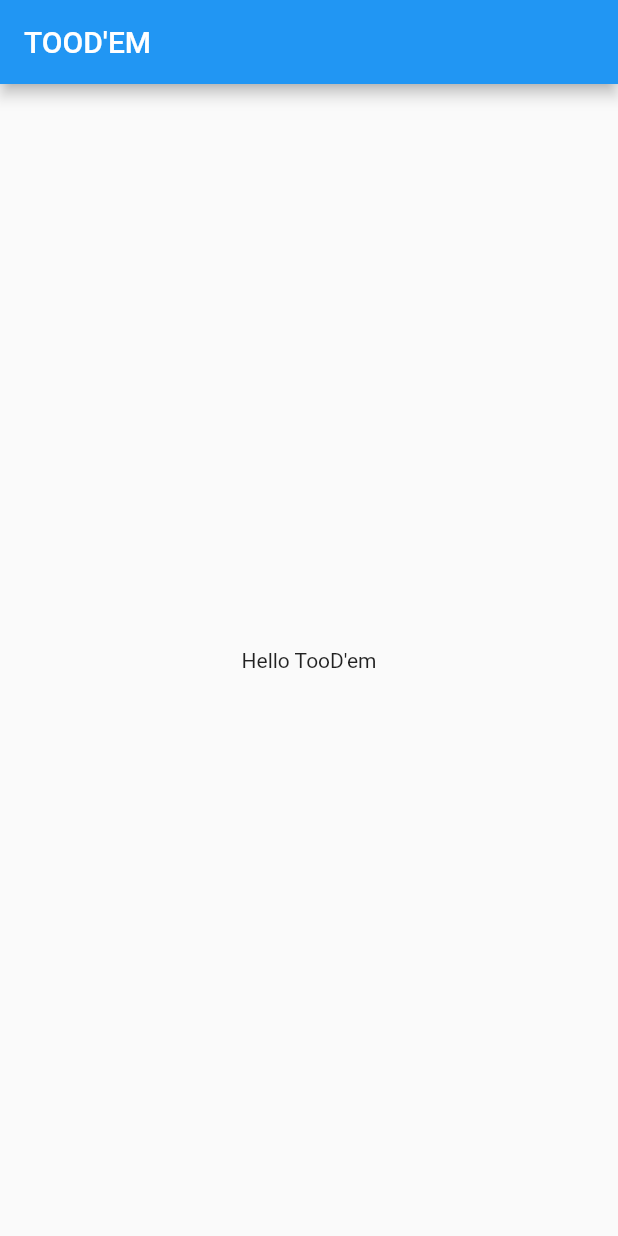
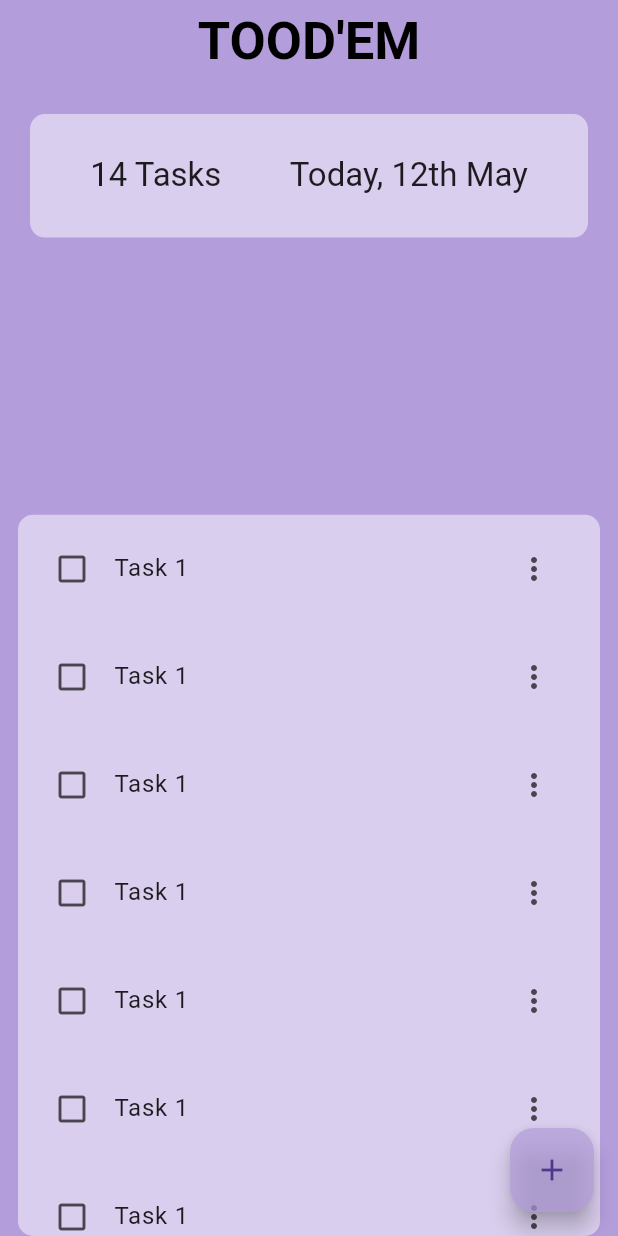
Before and after one commit to yamisagi/tood_em, a Flutter app: the screen it shows after launch, on a phone screen of 412 x 824 dp. Run offline on Flutter 3.47's test engine with Material 2 defaults, Android fonts, the phone set to English and light mode, and no system bars.

Commit message:
implement: ui

```diff
--- /dev/null
+++ b/lib/constant/const.dart
@@ -0,0 +1,3 @@
+class Constant{
+  static const appBarText = 'TOOD\'EM';
+}
--- /dev/null
+++ b/lib/constant/product_colors.dart
@@ -0,0 +1,5 @@
+import 'package:flutter/material.dart';
+
+class ProductColors {
+  static final Color primaryColor = Colors.deepPurple.shade200;
+}
--- a/lib/main.dart
+++ b/lib/main.dart
@@ -1,22 +1,19 @@
 import 'package:flutter/material.dart';
+import 'package:tood_em/pages/home_page.dart';
+import 'package:tood_em/theme/theme.dart';
 
-void main() => runApp(const HomePage());
+void main() => runApp(const MainApp());
 
-class HomePage extends StatelessWidget {
-  const HomePage({super.key});
+class MainApp extends StatelessWidget {
+  const MainApp({super.key});
 
   @override
   Widget build(BuildContext context) {
     return MaterialApp(
-      title: 'Material App',
-      home: Scaffold(
-        appBar: AppBar(
-          title: const Text('TOOD\'EM'),
-        ),
-        body: const Center(
-          child: Text('Hello TooD\'em'),
-        ),
-      ),
+      debugShowCheckedModeBanner: false,
+      theme: ProductTheme.lightTheme,
+      title: 'TOOD\'EM',
+      home: const HomePage(),
     );
   }
 }
--- /dev/null
+++ b/lib/pages/home_page.dart
@@ -0,0 +1,54 @@
+import 'package:flutter/material.dart';
+import 'package:tood_em/constant/const.dart';
+import 'package:tood_em/constant/product_colors.dart';
+import 'package:tood_em/util/bottom_sheet.dart';
+import 'package:tood_em/util/remain_task.dart';
+
+import '../util/task_list.dart';
+
+class HomePage extends StatefulWidget {
+  const HomePage({super.key});
+
+  @override
+  State<HomePage> createState() => _HomePageState();
+}
+
+class _HomePageState extends State<HomePage> {
+  @override
+  Widget build(BuildContext context) {
+    return Scaffold(
+      floatingActionButton: FloatingActionButton(
+        enableFeedback: false,
+        backgroundColor: ProductColors.primaryColor.withOpacity(0.7),
+        onPressed: () {
+          showModalBottomSheet(
+              context: context,
+              isScrollControlled: true,
+              builder: (context) => SingleChildScrollView(
+                      child: Container(
+                    padding: EdgeInsets.only(
+                        bottom: MediaQuery.of(context).viewInsets.bottom),
+                    child: const DialogWidget(),
+                  )));
+        },
+        child: const Icon(Icons.add),
+      ),
+      appBar: AppBar(
+        title: const Text(Constant.appBarText),
+      ),
+      body: Column(
+        mainAxisAlignment: MainAxisAlignment.spaceBetween,
+        children: [
+          const RemainTask(),
+          SizedBox(
+            height: MediaQuery.of(context).size.height * 0.2,
+          ),
+          const Expanded(
+            flex: 2,
+            child: TaskList(),
+          ),
+        ],
+      ),
+    );
+  }
+}
--- /dev/null
+++ b/lib/theme/theme.dart
@@ -0,0 +1,18 @@
+import 'package:flutter/material.dart';
+import 'package:tood_em/constant/product_colors.dart';
+
+class ProductTheme {
+  static ThemeData lightTheme = ThemeData.light(useMaterial3: true).copyWith(
+      scaffoldBackgroundColor: ProductColors.primaryColor,
+      appBarTheme: AppBarTheme(
+        backgroundColor: ProductColors.primaryColor,
+        foregroundColor: Colors.black,
+        centerTitle: true,
+        scrolledUnderElevation: 0,
+        titleTextStyle: const TextStyle(
+          color: Colors.black,
+          fontSize: 35,
+          fontWeight: FontWeight.bold,
+        ),
+      ));
+}
--- /dev/null
+++ b/lib/util/remain_task.dart
@@ -0,0 +1,34 @@
+
+import 'package:flutter/material.dart';
+
+class RemainTask extends StatelessWidget {
+  const RemainTask({
+    Key? key,
+  }) : super(key: key);
+
+  @override
+  Widget build(BuildContext context) {
+    return Container(
+      height: MediaQuery.of(context).size.height * 0.1,
+      width: MediaQuery.of(context).size.width,
+      margin: const EdgeInsets.all(20),
+      decoration: BoxDecoration(
+        borderRadius: BorderRadius.circular(10),
+        color: Colors.white.withOpacity(0.5),
+      ),
+      // Remaining Tasks && Today's Date
+      child: Row(
+          mainAxisAlignment: MainAxisAlignment.spaceEvenly,
+          children: [
+            Text(
+              '14 Tasks ',
+              style: Theme.of(context).textTheme.headline6,
+            ),
+            Text(
+              'Today, 12th May',
+              style: Theme.of(context).textTheme.headline6,
+            ),
+          ]),
+    );
+  }
+}
--- /dev/null
+++ b/lib/util/task_list.dart
@@ -0,0 +1,30 @@
+import 'package:flutter/material.dart';
+
+class TaskList extends StatelessWidget {
+  const TaskList({
+    Key? key,
+  }) : super(key: key);
+
+  @override
+  Widget build(BuildContext context) {
+    return Container(
+      margin: const EdgeInsets.symmetric(horizontal: 12),
+      height: MediaQuery.of(context).size.height * 0.5,
+      decoration: BoxDecoration(
+        borderRadius: BorderRadius.circular(10),
+        color: Colors.white.withOpacity(0.5),
+      ),
+      child: ListView.builder(
+        itemCount: 30,
+        itemBuilder: (context, index) => const Padding(
+          padding: EdgeInsets.all(8.0),
+          child: ListTile(
+            leading: Icon(Icons.check_box_outline_blank),
+            title: Text('Task 1'),
+            trailing: Icon(Icons.more_vert),
+          ),
+        ),
+      ),
+    );
+  }
+}
```
Also changed, not shown: lib/util/bottom_sheet.dart (added, +46 -0 lines).
